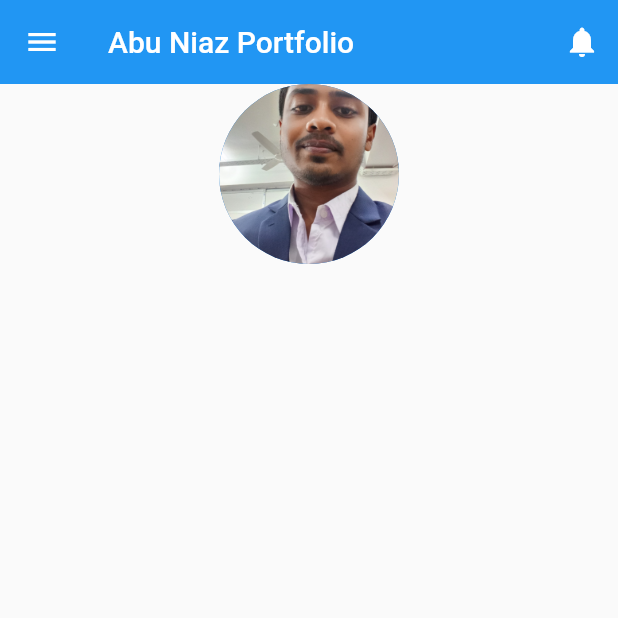
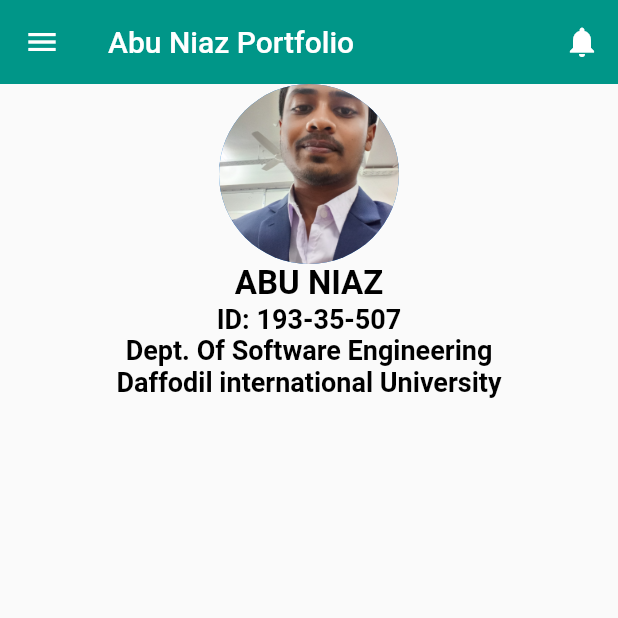
Before and after one commit to AbuNiaz/Self_Introduce, a Flutter app: the screen it shows after launch, on a phone screen of 412 x 824 dp, the top half of it. Run offline on Flutter 3.47's test engine with Material 2 defaults, Android fonts, the phone set to English and light mode, and no system bars.

Commit message:
Update home.dart

```diff
--- a/lib/home.dart
+++ b/lib/home.dart
@@ -12,6 +12,7 @@ class MyHomePage extends StatelessWidget {
         actions: [
           IconButton(onPressed: () {}, icon: const Icon(Icons.notifications))
         ],
+        backgroundColor: Colors.teal,
       ),
       body: Center(
         child: Column(
@@ -19,13 +20,40 @@ class MyHomePage extends StatelessWidget {
             CircleAvatar(
               radius: 60,
               backgroundImage: AssetImage('images/me.jpg'),
-            )
+            ),
+            Text('ABU NIAZ',
+                style: TextStyle(
+                    fontSize: 22,
+                    color: Colors.black,
+                    fontWeight: FontWeight.bold)),
+            Text('ID: 193-35-507',
+                style: TextStyle(
+                    fontSize: 18,
+                    color: Colors.black,
+                    fontWeight: FontWeight.bold)),
+            Text('Dept. Of Software Engineering',
+                style: TextStyle(
+                    fontSize: 18,
+                    color: Colors.black,
+                    fontWeight: FontWeight.bold)),
+            Text('Daffodil international University',
+                style: TextStyle(
+                    fontSize: 18,
+                    color: Colors.black,
+                    fontWeight: FontWeight.bold)),
           ],
         ),
       ),
       drawer: Drawer(
         child: ListView(
-          children: const [DrawerHeader(child: Text('Edit profile'))],
+          children: const [
+            DrawerHeader(
+              child: Text(
+                'Edit profile',
+              ),
+              decoration: BoxDecoration(color: Colors.blue),
+            )
+          ],
         ),
       ),
     );
```
